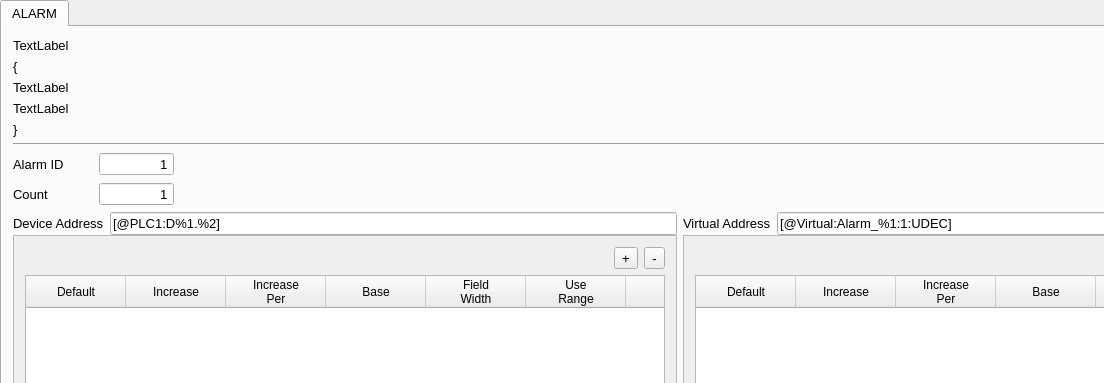
Old version of the form MainWindow.ui in the repository hyo0913/TDS-SecsGem-Script-Generator; both pictures show x 0 to 1104 and y 0 to 383 of the 1360 by 633 pixel window.
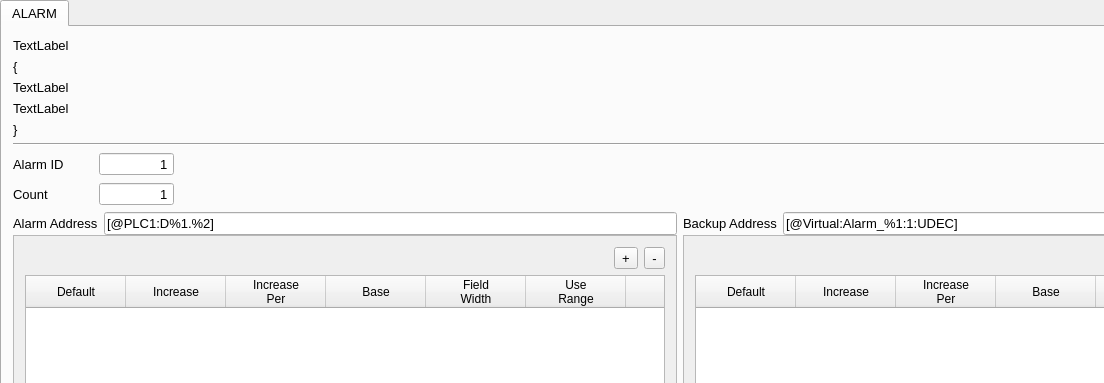
New version of the form.

```diff
--- a/MainWindow.ui
+++ b/MainWindow.ui
@@ -224,7 +224,7 @@
                  </font>
                 </property>
                 <property name="text">
-                 <string>Device Address</string>
+                 <string>Alarm Address</string>
                 </property>
                </widget>
               </item>
@@ -392,7 +392,7 @@
                  </font>
                 </property>
                 <property name="text">
-                 <string>Virtual Address</string>
+                 <string>Backup Address</string>
                 </property>
                </widget>
               </item>
```
